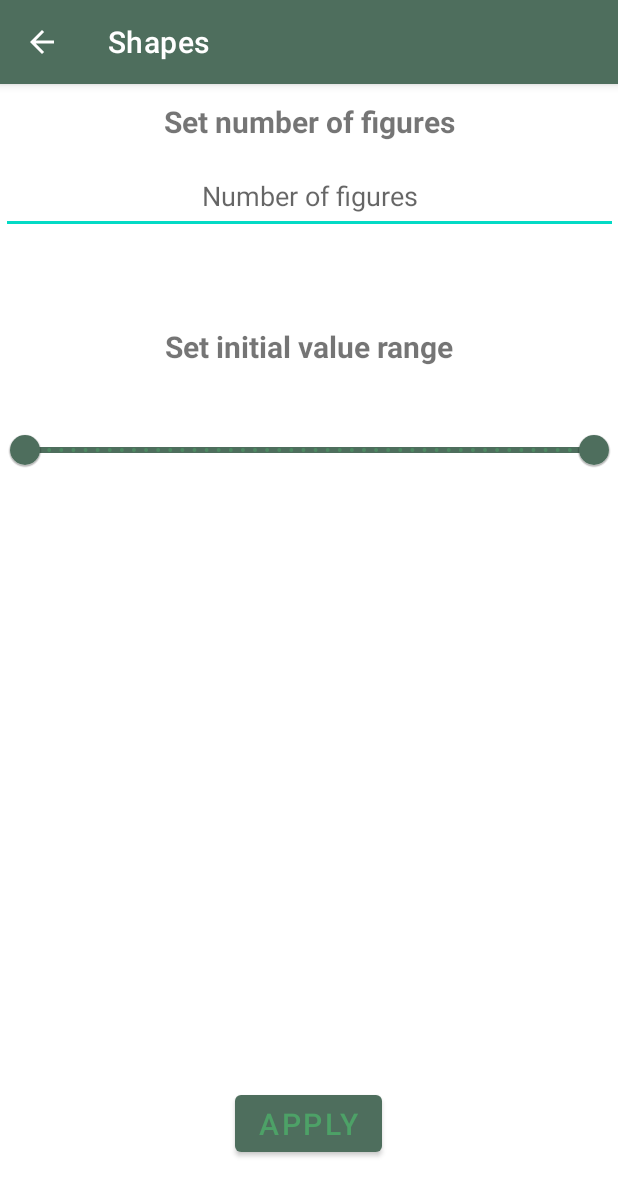
After one commit to Martyn8/Shapes, an Android app: the Settings screen opened directly, with no data from a screen before it, on a phone screen of 412 x 824 dp. The commit adds this screen. Shown: the top 1196 px of the screen. Run offline under Robolectric (Android 15) with nearby library versions, the phone set to English and light mode, and no system bars.

Commit message:
feat: add menu and settings activity

```diff
--- /dev/null
+++ b/Shapes/app/src/main/java/com/example/shapes/Settings.kt
@@ -0,0 +1,11 @@
+package com.example.shapes
+
+import androidx.appcompat.app.AppCompatActivity
+import android.os.Bundle
+
+class Settings : AppCompatActivity() {
+    override fun onCreate(savedInstanceState: Bundle?) {
+        super.onCreate(savedInstanceState)
+        setContentView(R.layout.activity_settings)
+    }
+}
--- /dev/null
+++ b/Shapes/app/src/main/res/layout/activity_settings.xml
@@ -0,0 +1,87 @@
+<?xml version="1.0" encoding="utf-8"?>
+
+
+<androidx.constraintlayout.widget.ConstraintLayout xmlns:android="http://schemas.android.com/apk/res/android"
+    xmlns:app="http://schemas.android.com/apk/res-auto"
+    xmlns:tools="http://schemas.android.com/tools"
+    android:id="@+id/ConstraintLayout"
+    android:layout_width="match_parent"
+    android:layout_height="match_parent"
+    tools:context=".Settings">
+
+    <TextView
+        android:id="@+id/viewFigNum"
+        android:layout_width="411dp"
+        android:layout_height="50dp"
+        android:gravity="center_horizontal|center_vertical"
+        android:text="@string/textviewfignumber"
+        android:textSize="20sp"
+        android:textStyle="bold"
+        app:layout_constraintEnd_toEndOf="parent"
+        app:layout_constraintStart_toStartOf="parent"
+        app:layout_constraintTop_toTopOf="parent" />
+
+    <EditText
+        android:id="@+id/textFigNum"
+        android:layout_width="411dp"
+        android:layout_height="50dp"
+        android:ems="10"
+        android:gravity="center_horizontal|center_vertical"
+        android:hint="@string/number_of_figures"
+        android:importantForAutofill="no"
+        android:inputType="number"
+        app:layout_constraintEnd_toEndOf="parent"
+        app:layout_constraintStart_toStartOf="parent"
+        app:layout_constraintTop_toBottomOf="@+id/viewFigNum"
+        tools:ignore="TextContrastCheck" />
+
+    <TextView
+        android:id="@+id/viewSlider"
+        android:layout_width="411dp"
+        android:layout_height="50dp"
+        android:layout_marginTop="50dp"
+        android:gravity="center_horizontal|center_vertical"
+        android:text="@string/textViewSlider"
+        android:textSize="20sp"
+        android:textStyle="bold"
+        app:layout_constraintEnd_toEndOf="parent"
+        app:layout_constraintStart_toStartOf="parent"
+        app:layout_constraintTop_toBottomOf="@+id/textFigNum" />
+
+    <com.google.android.material.slider.RangeSlider
+        android:id="@+id/rangeSlider"
+        android:layout_width="411dp"
+        android:layout_height="50dp"
+        android:layout_marginTop="20dp"
+        android:contentDescription="@string/slider"
+        android:stepSize="0.001"
+        android:valueFrom="0.000"
+        android:valueTo="1.000"
+        app:layout_constraintEnd_toEndOf="parent"
+        app:layout_constraintStart_toStartOf="parent"
+        app:layout_constraintTop_toBottomOf="@+id/viewSlider"
+        app:values="@array/initial_slider_values" />
+
+    <Button
+        android:id="@+id/applySettings"
+        android:layout_width="wrap_content"
+        android:layout_height="50dp"
+        android:layout_marginStart="158dp"
+        android:layout_marginEnd="159dp"
+        android:layout_marginBottom="50dp"
+        android:gravity="center_vertical|center_horizontal"
+        android:text="@string/applySettings"
+        android:textSize="20sp"
+        app:layout_constraintBottom_toBottomOf="parent"
+        app:layout_constraintEnd_toEndOf="parent"
+        app:layout_constraintStart_toStartOf="parent" />
+
+    <!--    <SeekBar-->
+    <!--        android:id="@+id/seekBar2"-->
+    <!--        android:layout_width="wrap_content"-->
+    <!--        android:layout_height="wrap_content"-->
+    <!--        tools:layout_editor_absoluteX="186dp"-->
+    <!--        tools:layout_editor_absoluteY="360dp" />-->
+
+
+</androidx.constraintlayout.widget.ConstraintLayout>
--- /dev/null
+++ b/Shapes/app/src/main/res/values/arrays.xml
@@ -0,0 +1,7 @@
+<?xml version="1.0" encoding="utf-8"?>
+<resources>
+    <array name="initial_slider_values">
+        <item>0.000</item>
+        <item>1.000</item>
+    </array>
+</resources>
--- a/Shapes/app/src/main/res/values/strings.xml
+++ b/Shapes/app/src/main/res/values/strings.xml
@@ -5,4 +5,12 @@
     <string name="headertextview3">FEATURE</string>
     <string name="number">1.213</string>
     <string name="text">text</string>
+    <string name="slider_desc">slider desc</string>
+    <string name="number_of_figures">Number of figures</string>
+    <string name="applySettings">Apply</string>
+    <string name="applySettings">Apply</string>
+    <string name="slider">Slider</string>
+    <string name="textViewSlider">Set initial value range</string>
+    <string name="number_of_figures">Number of figures</string>
+    <string name="textviewfignumber">Set number of figures</string>
 </resources>
```
Also changed, not shown: Shapes/app/build.gradle (+8 -0 lines), Shapes/app/src/main/AndroidManifest.xml (+30 -0 lines), Shapes/app/src/main/java/com/example/shapes/About.kt (added, +11 -0 lines), Shapes/app/src/main/java/com/example/shapes/MainActivity.kt (+59 -5 lines), Shapes/app/src/main/java/com/example/shapes/Statistics.kt (added, +11 -0 lines), Shapes/app/src/main/res/layout/activity_about.xml (added, +18 -0 lines), Shapes/app/src/main/res/layout/activity_statistics.xml (added, +18 -0 lines), Shapes/app/src/main/res/menu/main.xml (added, +12 -0 lines), 1 other file.
